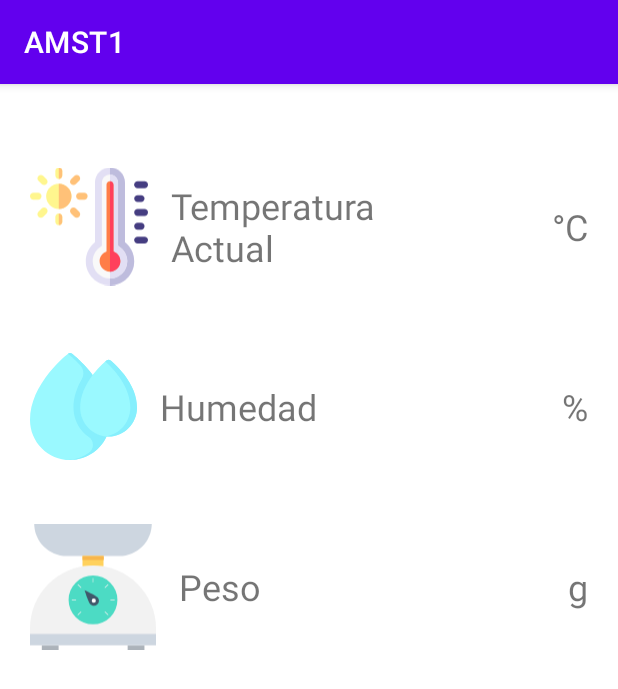
After one commit to AMSTGrupo1MarotoRoblesTorres/AMST_Lab4_Grupo-1_Maroto_Robles_Torres, an Android app: the red_sensores screen opened directly, with no data from a screen before it, on a phone screen of 412 x 824 dp. The commit adds this screen. Shown: the top 689 px of the screen. Run offline under Robolectric (Android 15) with nearby library versions, the phone set to English and light mode, and no system bars; our stand-ins replace Volley; network calls fail; 1 statement that could not run was skipped.

Commit message:
taller terminado, falta el desafio

```diff
--- a/AMST1/app/build.gradle
+++ b/AMST1/app/build.gradle
@@ -36,4 +36,5 @@ dependencies {
     testImplementation 'junit:junit:4.+'
     androidTestImplementation 'androidx.test.ext:junit:1.1.2'
     androidTestImplementation 'androidx.test.espresso:espresso-core:3.3.0'
+    implementation 'com.android.volley:volley:1.1.1'
 }
--- a/AMST1/app/src/main/AndroidManifest.xml
+++ b/AMST1/app/src/main/AndroidManifest.xml
@@ -1,6 +1,8 @@
 <?xml version="1.0" encoding="utf-8"?>
 <manifest xmlns:android="http://schemas.android.com/apk/res/android"
     package="com.example.amst1">
+
+    <uses-permission android:name="android.permission.INTERNET" />
 
     <application
         android:allowBackup="true"
@@ -9,6 +11,8 @@
         android:roundIcon="@mipmap/ic_launcher_round"
         android:supportsRtl="true"
         android:theme="@style/Theme.AMST1">
+        <activity android:name=".red_sensores"></activity>
+        <activity android:name=".menu" />
         <activity android:name=".MainActivity">
             <intent-filter>
                 <action android:name="android.intent.action.MAIN" />
--- /dev/null
+++ b/AMST1/app/src/main/res/drawable/ic_escala.xml
@@ -0,0 +1,57 @@
+<vector xmlns:android="http://schemas.android.com/apk/res/android"
+    android:width="512dp"
+    android:height="512dp"
+    android:viewportWidth="512"
+    android:viewportHeight="512">
+  <path
+      android:pathData="M362.667,132.267H149.333C75.733,132.267 17.067,72.533 17.067,0l0,0h477.867l0,0C494.933,72.533 436.267,132.267 362.667,132.267z"
+      android:fillColor="#CDD6E0"/>
+  <path
+      android:pathData="M48,496h68.267v16h-68.267z"
+      android:fillColor="#ACB3BA"/>
+  <path
+      android:pathData="M396.8,496h68.267v16h-68.267z"
+      android:fillColor="#ACB3BA"/>
+  <path
+      android:pathData="M512,496H0v-69.333c0,-140.8 114.133,-256 256,-256l0,0c140.8,0 256,114.133 256,256V496z"
+      android:fillColor="#F2F2F2"/>
+  <path
+      android:pathData="M0,449.067h512v45.867h-512z"
+      android:fillColor="#CDD6E0"/>
+  <path
+      android:pathData="M256,310.4m-99.2,0a99.2,99.2 0,1 1,198.4 0a99.2,99.2 0,1 1,-198.4 0"
+      android:fillColor="#4CDBC4"/>
+  <path
+      android:pathData="M256,221.867c-1.067,0 -1.067,1.067 -1.067,1.067v16C254.933,240 256,240 256,240l1.067,-1.067v-16C257.067,222.933 257.067,221.867 256,221.867z"
+      android:fillColor="#F2F2F2"/>
+  <path
+      android:pathData="M317.867,247.467c-1.067,-1.067 -1.067,-1.067 -2.133,0L304,259.2c-1.067,1.067 -1.067,1.067 0,2.133c1.067,1.067 1.067,1.067 2.133,0l11.733,-11.733C318.933,249.6 318.933,248.533 317.867,247.467z"
+      android:fillColor="#F2F2F2"/>
+  <path
+      android:pathData="M208,358.4c-1.067,-1.067 -1.067,-1.067 -2.133,0l-11.733,11.733c-1.067,1.067 -1.067,1.067 0,2.133c1.067,1.067 1.067,1.067 2.133,0L208,360.533C208,359.467 208,359.467 208,358.4z"
+      android:fillColor="#F2F2F2"/>
+  <path
+      android:pathData="M344.533,310.4c0,-1.067 -1.067,-1.067 -1.067,-1.067h-16c-1.067,0 -1.067,1.067 -1.067,1.067l1.067,1.067h16L344.533,310.4z"
+      android:fillColor="#F2F2F2"/>
+  <path
+      android:pathData="M187.733,310.4c0,-1.067 -1.067,-1.067 -1.067,-1.067h-16c-1.067,0 -1.067,1.067 -1.067,1.067l1.067,1.067h16L187.733,310.4z"
+      android:fillColor="#F2F2F2"/>
+  <path
+      android:pathData="M317.867,372.267c1.067,-1.067 1.067,-1.067 0,-2.133L306.133,358.4c-1.067,-1.067 -1.067,-1.067 -2.133,0c-1.067,1.067 -1.067,1.067 0,2.133l11.733,11.733C316.8,372.267 317.867,372.267 317.867,372.267z"
+      android:fillColor="#F2F2F2"/>
+  <path
+      android:pathData="M208,261.333c1.067,-1.067 1.067,-1.067 0,-2.133l-11.733,-11.733c-1.067,-1.067 -1.067,-1.067 -2.133,0c-1.067,1.067 -1.067,1.067 0,2.133l11.733,11.733C205.867,262.4 206.933,262.4 208,261.333z"
+      android:fillColor="#F2F2F2"/>
+  <path
+      android:pathData="M244.267,327.467c7.467,8.533 20.267,9.6 28.8,2.133c8.533,-7.467 9.6,-20.267 2.133,-28.8c-7.467,-8.533 -53.333,-29.867 -53.333,-29.867S236.8,318.933 244.267,327.467z"
+      android:fillColor="#40596B"/>
+  <path
+      android:pathData="M259.2,313.6m-8.533,0a8.533,8.533 0,1 1,17.066 0a8.533,8.533 0,1 1,-17.066 0"
+      android:fillColor="#FFFFFF"/>
+  <path
+      android:pathData="M298.667,132.267v41.6c-13.867,-2.133 -28.8,-3.2 -42.667,-3.2c-14.933,0 -28.8,1.067 -42.667,3.2v-41.6H298.667z"
+      android:fillColor="#FFD15C"/>
+  <path
+      android:pathData="M213.333,132.267h86.4v16h-86.4z"
+      android:fillColor="#F8B64C"/>
+</vector>
--- /dev/null
+++ b/AMST1/app/src/main/res/drawable/ic_humedad.xml
@@ -0,0 +1,18 @@
+<vector xmlns:android="http://schemas.android.com/apk/res/android"
+    android:width="512dp"
+    android:height="512dp"
+    android:viewportWidth="512"
+    android:viewportHeight="512">
+  <path
+      android:pathData="m192,512c-105.869,0 -192,-86.13 -192,-192 0,-82.423 39.755,-160.307 91.506,-224.995 44.683,-55.853 88.853,-90.229 90.711,-91.666 5.762,-4.453 13.803,-4.453 19.566,0 2.474,1.912 61.18,47.649 111.593,119.479 5.077,7.233 3.329,17.212 -3.904,22.288 -7.234,5.078 44.562,219.2 52.824,222.334s12.419,12.373 9.284,20.635c-27.848,73.408 -98.461,123.925 -179.58,123.925z"
+      android:fillColor="#9af9ff"/>
+  <path
+      android:pathData="m362.3,367.44c-8.27,-3.13 -60.06,-217.26 -52.83,-222.33 7.23,-5.08 8.98,-15.06 3.91,-22.29 -50.42,-71.83 -109.12,-117.57 -111.6,-119.48 -5.528,-4.27 -13.421,-4.817 -20.28,0.56 4.656,3.652 29.186,23.381 58.858,55.119 16.943,18.123 19.82,45.165 7.376,66.628 -26.125,45.059 -39.734,91.051 -39.734,135.153 0,58.753 29.191,110.688 73.571,141.53 25.805,17.933 25.942,56.28 0.296,74.439 -30.112,21.321 -64.708,33.035 -100.397,34.941 84.696,4.609 160.786,-46.375 190.11,-123.63 3.13,-8.27 -1.02,-17.51 -9.28,-20.64z"
+      android:fillColor="#86effd"/>
+  <path
+      android:pathData="m512,260.8c0,76.76 -61.01,139.2 -136,139.2s-136,-62.44 -136,-139.2c0,-51.68 21.92,-107.12 63.38,-160.33 30.82,-39.56 61.39,-63.98 62.68,-65 5.82,-4.62 14.06,-4.62 19.88,0 1.29,1.02 31.86,25.44 62.68,65 41.46,53.21 63.38,108.65 63.38,160.33z"
+      android:fillColor="#9af9ff"/>
+  <path
+      android:pathData="m512,260.8c0,82.8 -70.701,147.994 -152,138.24 67.48,-8.12 120,-67.02 120,-138.24 0,-83.286 -57.572,-166.297 -120,-220.26 3.56,-3.08 5.74,-4.81 6.06,-5.07 5.82,-4.62 14.06,-4.62 19.88,0 1.29,1.02 31.86,25.44 62.68,65 41.46,53.21 63.38,108.65 63.38,160.33z"
+      android:fillColor="#86effd"/>
+</vector>
--- /dev/null
+++ b/AMST1/app/src/main/res/drawable/ic_temperatura_caliente.xml
@@ -0,0 +1,75 @@
+<vector xmlns:android="http://schemas.android.com/apk/res/android"
+    android:width="512dp"
+    android:height="512dp"
+    android:viewportWidth="512"
+    android:viewportHeight="512">
+  <path
+      android:pathData="m242,407c0,57.99 47.01,105 105,105s105,-47.01 105,-105c0,-33.445 -15.638,-63.236 -40,-82.465v-259.535c0,-35.898 -29.101,-65 -65,-65 -35.898,0 -65,29.101 -65,65v259.536c-24.362,19.228 -40,49.019 -40,82.464z"
+      android:fillColor="#e2dff4"/>
+  <path
+      android:pathData="m452,407c0,-33.445 -15.638,-63.236 -40,-82.465v-259.535c0,-35.898 -29.101,-65 -65,-65v512c57.99,0 105,-47.01 105,-105z"
+      android:fillColor="#bebcdd"/>
+  <path
+      android:pathData="m347,482c-41.355,0 -75,-33.645 -75,-75 0,-23.103 10.419,-44.577 28.586,-58.916l11.414,-9.008v-274.076c0,-19.299 15.701,-35 35,-35s35,15.701 35,35v274.076l11.414,9.008c18.167,14.339 28.586,35.813 28.586,58.916 0,41.355 -33.645,75 -75,75z"
+      android:fillColor="#f9f9f9"/>
+  <path
+      android:pathData="m347,482c41.355,0 75,-33.645 75,-75 0,-23.103 -10.419,-44.577 -28.586,-58.916l-11.414,-9.008v-274.076c0,-19.299 -15.701,-35 -35,-35z"
+      android:fillColor="#e2dff4"/>
+  <path
+      android:pathData="m362,364.58v-289.58c0,-8.284 -6.716,-15 -15,-15s-15,6.716 -15,15v289.58c-17.459,6.192 -30,22.865 -30,42.42 0,24.813 20.187,45 45,45s45,-20.187 45,-45c0,-19.555 -12.541,-36.228 -30,-42.42z"
+      android:fillColor="#ff7d47"/>
+  <path
+      android:pathData="m362,364.58v-289.58c0,-8.284 -6.716,-15 -15,-15v392c24.813,0 45,-20.187 45,-45 0,-19.555 -12.541,-36.228 -30,-42.42z"
+      android:fillColor="#ff405c"/>
+  <path
+      android:pathData="m497,90h-30c-8.284,0 -15,-6.716 -15,-15s6.716,-15 15,-15h30c8.284,0 15,6.716 15,15s-6.716,15 -15,15z"
+      android:fillColor="#453d81"/>
+  <path
+      android:pathData="m482,150h-15c-8.284,0 -15,-6.716 -15,-15s6.716,-15 15,-15h15c8.284,0 15,6.716 15,15s-6.716,15 -15,15z"
+      android:fillColor="#453d81"/>
+  <path
+      android:pathData="m497,210h-30c-8.284,0 -15,-6.716 -15,-15s6.716,-15 15,-15h30c8.284,0 15,6.716 15,15s-6.716,15 -15,15z"
+      android:fillColor="#453d81"/>
+  <path
+      android:pathData="m482,270h-15c-8.284,0 -15,-6.716 -15,-15s6.716,-15 15,-15h15c8.284,0 15,6.716 15,15s-6.716,15 -15,15z"
+      android:fillColor="#453d81"/>
+  <path
+      android:pathData="m497,330h-30c-8.284,0 -15,-6.716 -15,-15s6.716,-15 15,-15h30c8.284,0 15,6.716 15,15s-6.716,15 -15,15z"
+      android:fillColor="#453d81"/>
+  <path
+      android:pathData="m125,180c-30.327,0 -55,-24.673 -55,-55s24.673,-55 55,-55 55,24.673 55,55 -24.673,55 -55,55z"
+      android:fillColor="#fff68e"/>
+  <path
+      android:pathData="m35,140h-20c-8.284,0 -15,-6.716 -15,-15 0,-8.284 6.716,-15 15,-15h20c8.284,0 15,6.716 15,15 0,8.284 -6.716,15 -15,15z"
+      android:fillColor="#fff68e"/>
+  <path
+      android:pathData="m235,140h-20c-8.284,0 -15,-6.716 -15,-15 0,-8.284 6.716,-15 15,-15h20c8.284,0 15,6.716 15,15 0,8.284 -6.716,15 -15,15z"
+      android:fillColor="#ffc178"/>
+  <path
+      android:pathData="m36.612,213.389c-5.858,-5.858 -5.858,-15.356 0,-21.213l14.142,-14.142c5.858,-5.858 15.355,-5.858 21.213,0 5.858,5.858 5.858,15.355 0,21.213l-14.142,14.142c-5.858,5.857 -15.355,5.857 -21.213,0z"
+      android:fillColor="#fff68e"/>
+  <path
+      android:pathData="m178.033,71.967c-5.858,-5.858 -5.858,-15.356 0,-21.213l14.142,-14.142c5.858,-5.858 15.355,-5.858 21.213,0 5.858,5.858 5.858,15.355 0,21.213l-14.142,14.142c-5.858,5.858 -15.355,5.858 -21.213,0z"
+      android:fillColor="#ffc178"/>
+  <path
+      android:pathData="m125,250c-8.284,0 -15,-6.716 -15,-15v-20c0,-8.284 6.716,-15 15,-15 8.284,0 15,6.716 15,15v20c0,8.284 -6.716,15 -15,15z"
+      android:fillColor="#fff68e"/>
+  <path
+      android:pathData="m125,50c-8.284,0 -15,-6.716 -15,-15v-20c0,-8.284 6.716,-15 15,-15 8.284,0 15,6.716 15,15v20c0,8.284 -6.716,15 -15,15z"
+      android:fillColor="#fff68e"/>
+  <path
+      android:pathData="m192.175,213.389 l-14.142,-14.142c-5.858,-5.858 -5.858,-15.355 0,-21.213 5.858,-5.858 15.355,-5.858 21.213,0l14.142,14.142c5.858,5.858 5.858,15.355 0,21.213 -5.858,5.857 -15.355,5.857 -21.213,0z"
+      android:fillColor="#ffc178"/>
+  <path
+      android:pathData="m50.754,71.967 l-14.143,-14.142c-5.858,-5.858 -5.858,-15.355 0,-21.213 5.858,-5.858 15.355,-5.858 21.213,0l14.142,14.142c5.858,5.858 5.858,15.355 0,21.213 -5.857,5.858 -15.354,5.858 -21.212,0z"
+      android:fillColor="#fff68e"/>
+  <path
+      android:pathData="m180,125c0,-30.327 -24.673,-55 -55,-55v110c30.327,0 55,-24.673 55,-55z"
+      android:fillColor="#ffc178"/>
+  <path
+      android:pathData="m140,235v-20c0,-8.284 -6.716,-15 -15,-15v50c8.284,0 15,-6.716 15,-15z"
+      android:fillColor="#ffc178"/>
+  <path
+      android:pathData="m140,35v-20c0,-8.284 -6.716,-15 -15,-15v50c8.284,0 15,-6.716 15,-15z"
+      android:fillColor="#ffc178"/>
+</vector>
--- /dev/null
+++ b/AMST1/app/src/main/res/layout/activity_red_sensores.xml
@@ -0,0 +1,112 @@
+<?xml version="1.0" encoding="utf-8"?>
+<LinearLayout xmlns:android="http://schemas.android.com/apk/res/android"
+    xmlns:app="http://schemas.android.com/apk/res-auto"
+    xmlns:tools="http://schemas.android.com/tools"
+    android:layout_width="match_parent"
+    android:layout_height="match_parent"
+    android:orientation="vertical"
+    android:padding="20dp"
+    tools:context=".red_sensores">
+
+    <LinearLayout
+        android:layout_width="match_parent"
+        android:layout_height="wrap_content"
+        android:gravity="center_vertical"
+        android:orientation="horizontal"
+        android:paddingTop="30dp">
+
+        <ImageView
+            android:id="@+id/img1"
+            android:layout_width="12dp"
+            android:layout_height="90dp"
+            android:layout_weight="1"
+            android:paddingRight="15dp"
+            app:srcCompat="@drawable/ic_temperatura_caliente" />
+
+        <TextView
+            android:id="@+id/tempTx"
+            android:layout_width="90dp"
+            android:layout_height="wrap_content"
+            android:layout_weight="1"
+            android:gravity="center_vertical"
+            android:text="Temperatura Actual"
+            android:textSize="24sp" />
+
+        <TextView
+            android:id="@+id/tempVal"
+            android:layout_width="wrap_content"
+            android:layout_height="wrap_content"
+            android:layout_weight="1"
+            android:gravity="right|center_vertical"
+            android:text="°C"
+            android:textSize="24sp" />
+    </LinearLayout>
+
+    <LinearLayout
+        android:layout_width="match_parent"
+        android:layout_height="wrap_content"
+        android:gravity="center_vertical"
+        android:orientation="horizontal"
+        android:paddingTop="30dp">
+
+        <ImageView
+            android:id="@+id/img2"
+            android:layout_width="8dp"
+            android:layout_height="90dp"
+            android:layout_weight="1"
+            android:paddingRight="15dp"
+            app:srcCompat="@drawable/ic_humedad" />
+
+        <TextView
+            android:id="@+id/humedadTx"
+            android:layout_width="wrap_content"
+            android:layout_height="wrap_content"
+            android:layout_weight="1"
+            android:gravity="center_vertical"
+            android:text="Humedad"
+            android:textSize="24sp" />
+
+        <TextView
+            android:id="@+id/humedadVal"
+            android:layout_width="wrap_content"
+            android:layout_height="wrap_content"
+            android:layout_weight="1"
+            android:gravity="right|center_vertical"
+            android:text=" %"
+            android:textSize="24sp" />
+    </LinearLayout>
+
+    <LinearLayout
+        android:layout_width="match_parent"
+        android:layout_height="wrap_content"
+        android:gravity="center_vertical"
+        android:orientation="horizontal"
+        android:paddingTop="30dp">
+
+        <ImageView
+            android:id="@+id/img3"
+            android:layout_width="0dp"
+            android:layout_height="90dp"
+            android:layout_weight="1"
+            android:paddingRight="15dp"
+            app:srcCompat="@drawable/ic_escala" />
+
+        <TextView
+            android:id="@+id/pesotx"
+            android:layout_width="wrap_content"
+            android:layout_height="wrap_content"
+            android:layout_weight="1"
+            android:gravity="center_vertical"
+            android:text="Peso"
+            android:textSize="24sp" />
+
+        <TextView
+            android:id="@+id/pesoVal"
+            android:layout_width="wrap_content"
+            android:layout_height="wrap_content"
+            android:layout_weight="1"
+            android:gravity="right|center_vertical"
+            android:text=" g"
+            android:textSize="24sp" />
+    </LinearLayout>
+</LinearLayout>
```
Also changed, not shown: AMST1/app/src/main/java/com/example/amst1/MainActivity.java (+53 -0 lines), AMST1/app/src/main/java/com/example/amst1/menu.java (added, +24 -0 lines), AMST1/app/src/main/java/com/example/amst1/red_sensores.java (added, +82 -0 lines), AMST1/app/src/main/res/layout/activity_menu.xml (added, +45 -0 lines), 3 other files.
